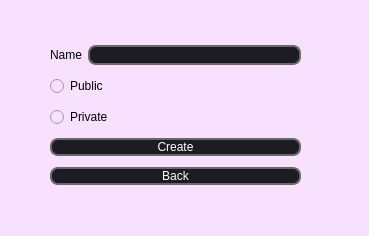
Before: the Qt Designer form UI/w_createdeck/createdeck.ui in Saigz/task_tracker_qt, drawn with Qt 5.
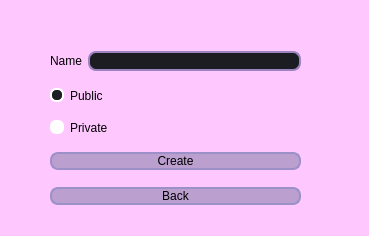
After: the same form once the commit is applied.

Diff of the .ui file:
```diff
--- a/UI/w_createdeck/createdeck.ui
+++ b/UI/w_createdeck/createdeck.ui
@@ -14,7 +14,7 @@
    <string>Dialog</string>
   </property>
   <property name="styleSheet">
-   <string notr="true">background-color: rgb(248, 224, 255);</string>
+   <string notr="true">background-color: rgb(254, 200, 255);</string>
   </property>
   <widget class="QWidget" name="verticalLayoutWidget">
    <property name="geometry">
@@ -22,7 +22,7 @@
      <x>50</x>
      <y>40</y>
      <width>251</width>
-     <height>150</height>
+     <height>176</height>
     </rect>
    </property>
    <layout class="QVBoxLayout" name="verticalLayout">
@@ -44,7 +44,7 @@
        <widget class="QLineEdit" name="lineEdit_Name">
         <property name="styleSheet">
          <string notr="true">QLineEdit {
-	border: 2px solid rgb(104, 104, 104);
+	border: 2px solid rgb(156, 132, 192);
 	border-radius: 8px;
 	padding-left: auto;
     padding-right: auto;
@@ -74,11 +74,31 @@
       <property name="styleSheet">
        <string notr="true">QRadioButton {
 	font: 600 12pt &quot;Montserrat SemiBold&quot;;
-}</string>
+}
+QRadioButton::indicator:checked {
+    background-color: rgb(27, 29, 35) ;
+	border: 2px solid white;
+	border-radius: 6px;
+}
+
+QRadioButton::indicator:unchecked {
+    background-color: white;
+    border: 2px solid white;
+	border-radius: 6px;
+}
+QRadioButton::indicator:hover {
+    background-color: rgb(220, 94, 255) ;
+    border: 2px solid white;
+	border-radius: 6px;
+}
+</string>
       </property>
       <property name="text">
        <string>Public</string>
       </property>
+      <property name="checked">
+       <bool>true</bool>
+      </property>
      </widget>
     </item>
     <item>
@@ -86,7 +106,24 @@
       <property name="styleSheet">
        <string notr="true">QRadioButton {
 	font: 600 12pt &quot;Montserrat SemiBold&quot;;
-}</string>
+}
+QRadioButton::indicator:checked {
+    background-color: rgb(27, 29, 35) ;
+	border: 2px solid white;
+	border-radius: 6px;
+}
+
+QRadioButton::indicator:unchecked {
+    background-color: white;
+    border: 2px solid white;
+	border-radius: 6px;
+}
+QRadioButton::indicator:hover {
+    background-color: rgb(215, 0, 222);
+    border: 2px solid white;
+	border-radius: 6px;
+}
+</string>
       </property>
       <property name="text">
        <string>Private</string>
@@ -97,22 +134,22 @@
      <widget class="QPushButton" name="btn_Create">
       <property name="styleSheet">
        <string notr="true">QPushButton {
-	border: 2px solid rgb(104, 104, 104);
-	border-radius: 8px;
-	padding-left: auto;
+ border: 2px solid  rgb(155, 144, 200);
+ border-radius: 8px;
+ padding-left: auto;
     padding-right: auto;
-	color: rgb(255, 255, 255);
-	background-color: rgb(27, 29, 35);
-	font: 600 12pt &quot;Montserrat SemiBold&quot;;
+ color: rgb(0, 0, 0);
+ background-color: rgb(187, 159, 207);
+ font: 600 12pt &quot;Montserrat SemiBold&quot;;
 }
 QPushButton:hover {
 	border: 2px solid rgb(85, 170, 255);
 	background-color: rgb(43, 45, 56);
 }
 QPushButton:focus {
-	border: 2px solid rgb(48, 50, 62);
-}
-</string>
+ border: 2px solid rgb(109, 86, 154);
+
+}</string>
       </property>
       <property name="text">
        <string>Create</string>
@@ -123,22 +160,21 @@
      <widget class="QPushButton" name="btn_back">
       <property name="styleSheet">
        <string notr="true">QPushButton {
-	border: 2px solid rgb(104, 104, 104);
-	border-radius: 8px;
-	padding-left: auto;
+ border: 2px solid  rgb(155, 144, 200);
+ border-radius: 8px;
+ padding-left: auto;
     padding-right: auto;
-	color: rgb(255, 255, 255);
-	background-color: rgb(27, 29, 35);
-	font: 600 12pt &quot;Montserrat SemiBold&quot;;
+ color: rgb(0, 0, 0);
+ background-color: rgb(187, 159, 207);
+ font: 600 12pt &quot;Montserrat SemiBold&quot;;
 }
 QPushButton:hover {
 	border: 2px solid rgb(85, 170, 255);
 	background-color: rgb(43, 45, 56);
 }
 QPushButton:focus {
-	border: 2px solid rgb(48, 50, 62);
-}
-</string>
+ border: 2px solid rgb(109, 86, 154);
+}</string>
       </property>
       <property name="text">
        <string>Back</string>
```
Left out of the diff: 10 changed lines with no effect on the pictures.
